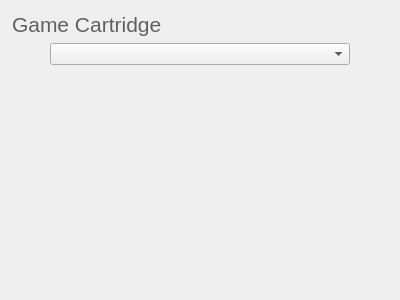
First picture: the form in src/ui/qt/detail/cartridge_widget.ui, repository TheFlav/Flash-Masta-Desktop, before the edit.
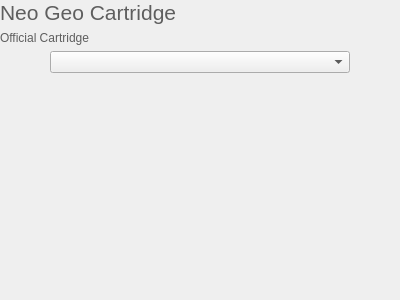
Second picture: the form after the edit.

Commit message:
Integrated ngp game catalog with app
+ Displays predicted game name along with ROM's built-in name
+ Added developer name to wonderswan games

The edit to the form file:
```diff
--- a/src/ui/qt/detail/cartridge_widget.ui
+++ b/src/ui/qt/detail/cartridge_widget.ui
@@ -13,40 +13,41 @@
   <property name="windowTitle">
    <string>Form</string>
   </property>
-  <layout class="QVBoxLayout" name="verticalLayout" stretch="0,0,1">
+  <layout class="QVBoxLayout" name="verticalLayout" stretch="0,0,0,1">
    <property name="leftMargin">
-    <number>12</number>
+    <number>0</number>
    </property>
    <property name="topMargin">
-    <number>12</number>
+    <number>0</number>
    </property>
    <property name="rightMargin">
-    <number>12</number>
+    <number>0</number>
    </property>
    <property name="bottomMargin">
-    <number>12</number>
+    <number>0</number>
    </property>
    <item>
-    <widget class="QLabel" name="cartridgeNameLabel">
-     <property name="sizePolicy">
-      <sizepolicy hsizetype="Expanding" vsizetype="Expanding">
-       <horstretch>0</horstretch>
-       <verstretch>0</verstretch>
-      </sizepolicy>
-     </property>
+    <widget class="QLabel" name="cartridgeTitleLabel">
      <property name="font">
       <font>
        <pointsize>16</pointsize>
       </font>
      </property>
      <property name="styleSheet">
-      <string notr="true">color: rgb(96, 96, 96);</string>
+      <string notr="true">color: rgb(94, 94, 94);</string>
      </property>
      <property name="text">
-      <string>Game Cartridge</string>
+      <string>Neo Geo Cartridge</string>
      </property>
-     <property name="alignment">
-      <set>Qt::AlignLeading|Qt::AlignLeft|Qt::AlignTop</set>
+    </widget>
+   </item>
+   <item>
+    <widget class="QLabel" name="cartridgeSubtitleLabel">
+     <property name="styleSheet">
+      <string notr="true">color: rgb(94, 94, 94);</string>
+     </property>
+     <property name="text">
+      <string>Official Cartridge</string>
      </property>
     </widget>
    </item>
@@ -55,18 +56,6 @@
      <property name="spacing">
       <number>0</number>
      </property>
-     <property name="leftMargin">
-      <number>0</number>
-     </property>
-     <property name="topMargin">
-      <number>0</number>
-     </property>
-     <property name="rightMargin">
-      <number>0</number>
-     </property>
-     <property name="bottomMargin">
-      <number>0</number>
-     </property>
      <item>
       <spacer name="slotsComboBoxLeftHorizontalSpacer">
        <property name="orientation">
```
The commit also changes 8 other files.
